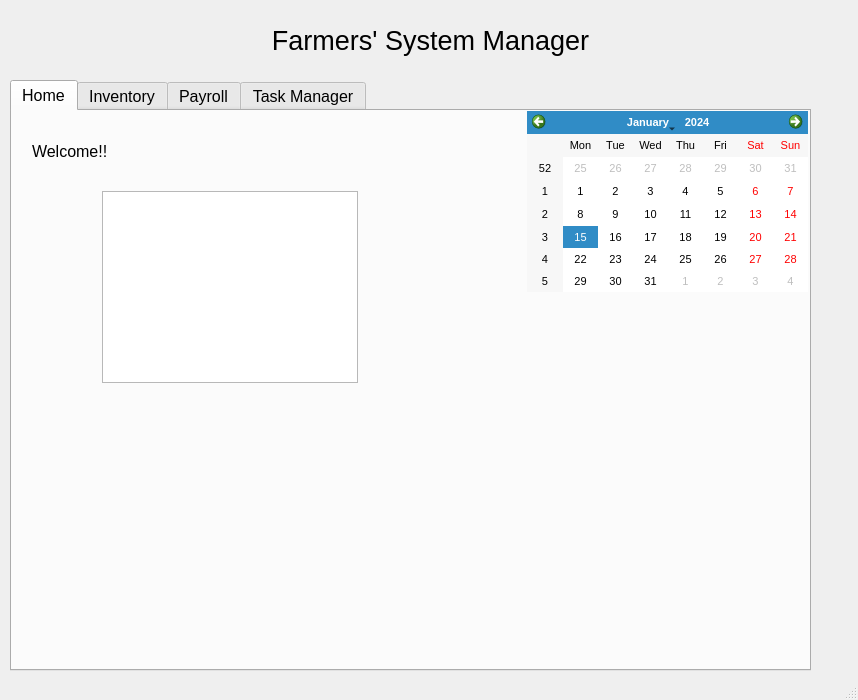
First picture: the form in FarmingSystemManager/mainwindow.ui, repository ryan-ghosh/FarmerSystemManager, before the edit.
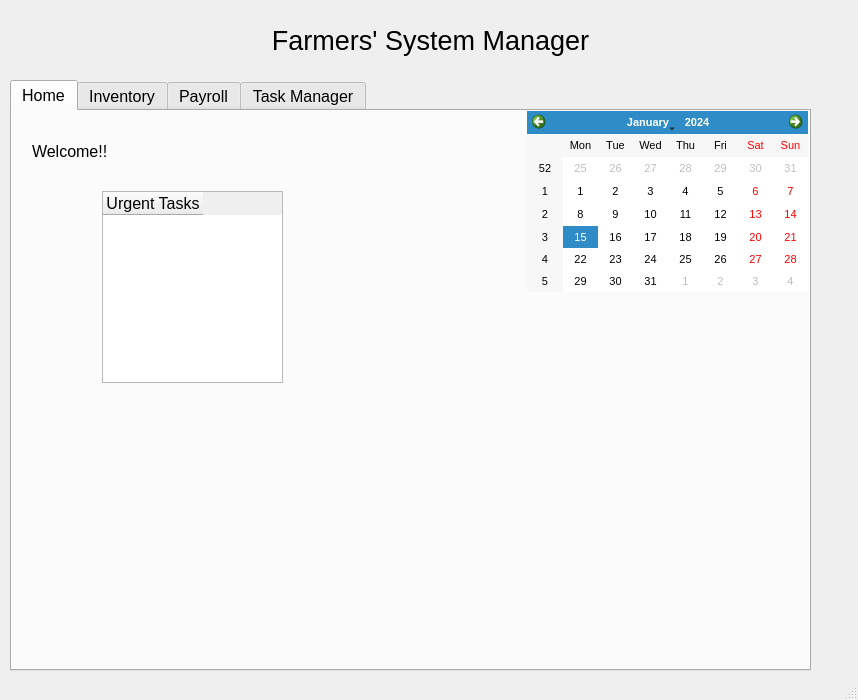
Second picture: the form after the edit.

Commit message: Urgent task table done

What changed in the file:
```diff
--- a/FarmingSystemManager/mainwindow.ui
+++ b/FarmingSystemManager/mainwindow.ui
@@ -84,10 +84,15 @@
        <rect>
         <x>90</x>
         <y>80</y>
-        <width>256</width>
+        <width>181</width>
         <height>192</height>
        </rect>
       </property>
+      <column>
+       <property name="text">
+        <string>Urgent Tasks</string>
+       </property>
+      </column>
      </widget>
     </widget>
     <widget class="QWidget" name="tab_3">
```
Left out of the diff: 4 changed lines with no effect on the pictures. The commit also changes 10 other files.
